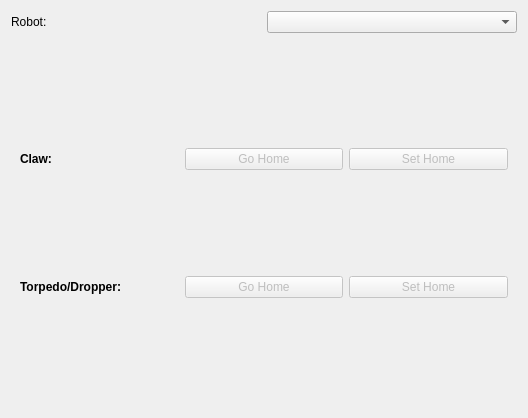
Above: amrviz/amrviz/src/template.ui from OSU-AMR/amr_gui before the change. Below: the same form after it.
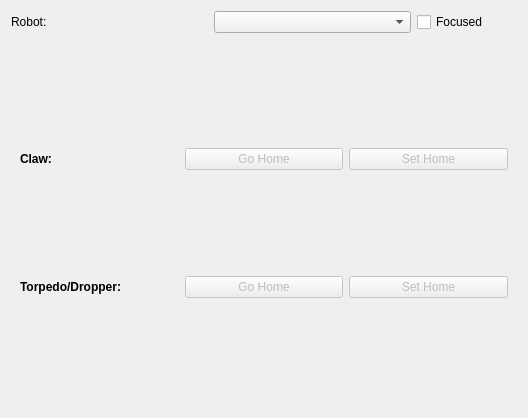
That is the form after the change.

The edit to the form file:
```diff
--- a/amrviz/amrviz/src/template.ui
+++ b/amrviz/amrviz/src/template.ui
@@ -26,6 +26,31 @@
      <item>
       <widget class="QComboBox" name="robot_select_block"/>
      </item>
+     <item>
+      <widget class="QCheckBox" name="focus_box">
+       <property name="sizePolicy">
+        <sizepolicy hsizetype="Preferred" vsizetype="Fixed">
+         <horstretch>0</horstretch>
+         <verstretch>0</verstretch>
+        </sizepolicy>
+       </property>
+       <property name="minimumSize">
+        <size>
+         <width>100</width>
+         <height>0</height>
+        </size>
+       </property>
+       <property name="maximumSize">
+        <size>
+         <width>100</width>
+         <height>16777215</height>
+        </size>
+       </property>
+       <property name="text">
+        <string>Focused</string>
+       </property>
+      </widget>
+     </item>
     </layout>
    </item>
    <item>
```
